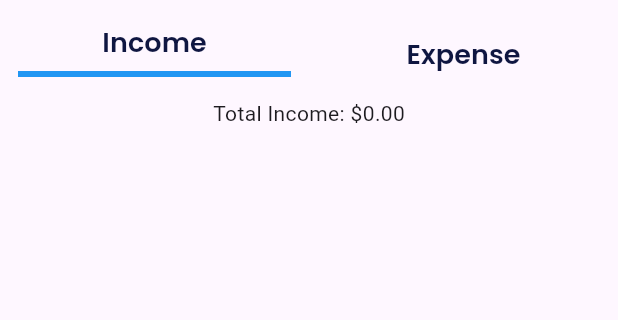
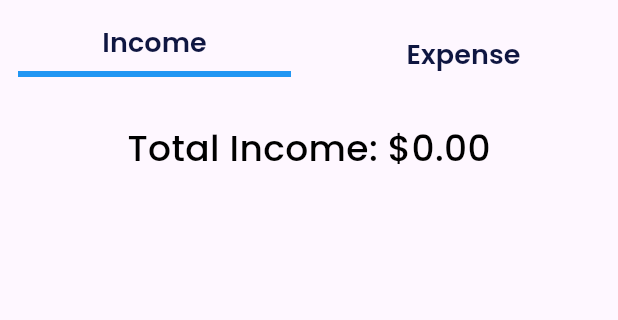
Before and after one commit to ashiqu-ali/expense-tracker, a Flutter app: the SummaryChart screen opened directly, on a phone screen of 412 x 824 dp, the part 73-393 px from its top. Run offline on Flutter 3.47's test engine with Material 3 defaults, Android fonts, the phone set to English and light mode, and no system bars; drawn by our look-alikes of fl_chart; our stand-ins replace google_fonts, hive, hive_flutter; accounts and stored records are empty; Roboto replaces fonts that are missing (GoogleFonts.poppins).

Commit message:
Update incomeChart.dart

```diff
--- a/lib/componets/incomeChart.dart
+++ b/lib/componets/incomeChart.dart
@@ -1,3 +1,4 @@
+import 'package:expense_tracker/utils/style.dart';
 import 'package:flutter/material.dart';
 import 'package:fl_chart/fl_chart.dart';
 import 'package:expense_tracker/controller/db_helper.dart';
@@ -28,11 +29,11 @@ class _IncomeChartState extends State<IncomeChart> {
 
           // Group income data by category
           Map<String, double> categoryTotals = {};
-          incomeData.forEach((entry) {
+          for (var entry in incomeData) {
             String category = entry['category'];
             double amount = entry['amount'].toDouble();
             categoryTotals[category] = (categoryTotals[category] ?? 0) + amount;
-          });
+          }
 
           double totalIncome = categoryTotals.values.fold(0, (sum, amount) => sum + amount);
 
@@ -42,7 +43,7 @@ class _IncomeChartState extends State<IncomeChart> {
               return PieChartSectionData(
                 color: Colors.accents[entry.key.hashCode % Colors.accents.length],
                 value: entry.value,
-                title: '${entry.key}',
+                title: entry.key,
                 radius: 150,
               );
             }).toList(),
@@ -53,8 +54,9 @@ class _IncomeChartState extends State<IncomeChart> {
               child: Column(
                 mainAxisAlignment: MainAxisAlignment.center,
                 children: [
-                  Text('Total Income: \$${totalIncome?.toStringAsFixed(2)}'),
-                  SizedBox(height: 16),
+                  SizedBox(height: small),
+                  Text('Total Income: \$${totalIncome?.toStringAsFixed(2)}', style: p1),
+                  SizedBox(height: medium),
                   Container(
                     height: 300, // Set a fixed height for the PieChart
                     child: PieChart(pieChartData),
```
